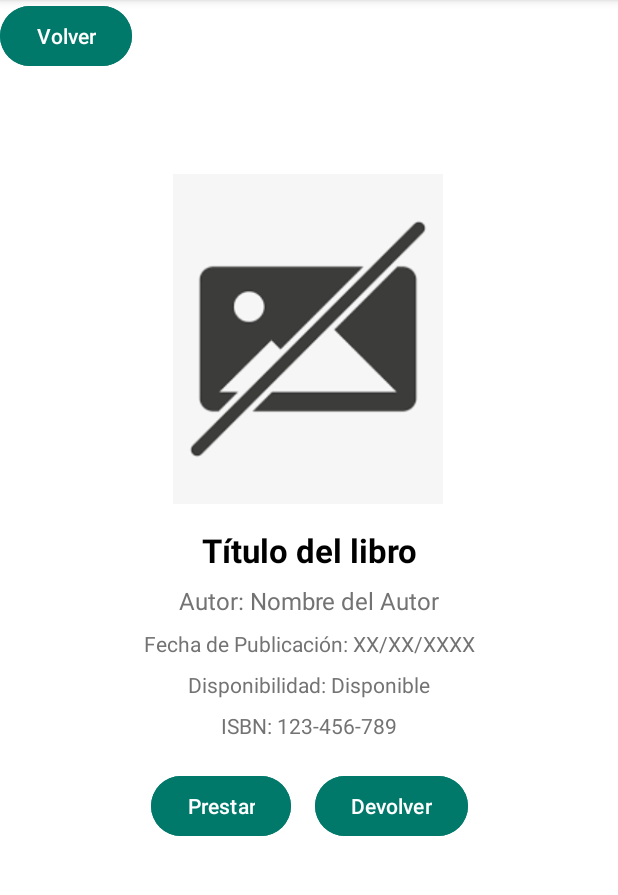
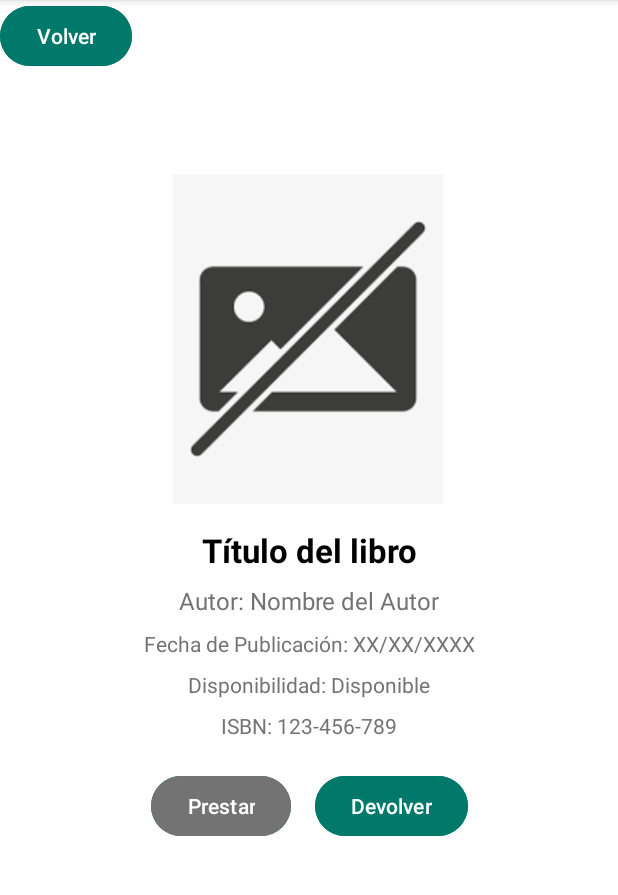
Before and after one commit to Semperz/BiblioTeisProject, an Android app: the BookDetailActivity screen opened directly, with no data from a screen before it, on a phone screen of 412 x 824 dp, the part 96-991 px from its top. Run offline under Robolectric (Android 15) with nearby library versions, the phone set to English and light mode, and no system bars; 6 statements that could not run were skipped.

Commit message:
feat(AvailableBooks.java): buttons updater

```diff
--- a/app/src/main/java/com/example/biblioteisproject/AvailableBooks/AvailableBooks.java
+++ b/app/src/main/java/com/example/biblioteisproject/AvailableBooks/AvailableBooks.java
@@ -11,6 +11,7 @@ import androidx.lifecycle.ViewModelProvider;
 import androidx.recyclerview.widget.LinearLayoutManager;
 import androidx.recyclerview.widget.RecyclerView;
 
+import com.example.biblioteisproject.API.models.User;
 import com.example.biblioteisproject.R;
 import com.example.biblioteisproject.menu.MenuWindow;
 import com.google.android.material.textfield.TextInputEditText;
@@ -52,11 +53,6 @@ public class AvailableBooks extends AppCompatActivity {
 
 
 
-
-
-
-
-
     private void initializeViews() {
         tvTitle = findViewById(R.id.tvTitle);
         etBuscarTitulo = findViewById(R.id.etBuscarTitulo);
--- a/app/src/main/java/com/example/biblioteisproject/AvailableBooks/BooksListAdapter.java
+++ b/app/src/main/java/com/example/biblioteisproject/AvailableBooks/BooksListAdapter.java
@@ -9,6 +9,7 @@ import androidx.annotation.NonNull;
 import androidx.recyclerview.widget.RecyclerView;
 
 import com.example.biblioteisproject.API.models.Book;
+import com.example.biblioteisproject.API.models.User;
 import com.example.biblioteisproject.R;
 import com.example.biblioteisproject.details.BookDetailActivity;
 
--- a/app/src/main/java/com/example/biblioteisproject/details/BookDetailActivity.java
+++ b/app/src/main/java/com/example/biblioteisproject/details/BookDetailActivity.java
@@ -1,33 +1,47 @@
 package com.example.biblioteisproject.details;
 
-import android.content.Intent;
+import android.annotation.SuppressLint;
 import android.os.Bundle;
 import android.widget.Button;
 import android.widget.ImageView;
 import android.widget.TextView;
+import android.widget.Toast;
 
 import androidx.appcompat.app.AppCompatActivity;
 
 import com.example.biblioteisproject.API.models.Book;
-import com.example.biblioteisproject.AvailableBooks.AvailableBooks;
+import com.example.biblioteisproject.API.models.User;
+import com.example.biblioteisproject.API.repository.BookLendingRepository;
 import com.example.biblioteisproject.R;
 
 public class BookDetailActivity extends AppCompatActivity {
 
     ImageView ImgLibro;
-    TextView tvTitle, tvAutor, tvFechaPubli, tvDisponibilidad,tvISBN;
+    TextView tvTitle, tvAutor, tvFechaPubli, tvDisponibilidad, tvISBN;
     Button btnPrestar, btnVolver, btnDevolver;
+    Book book;
+    User user;
+    BookLendingRepository bookLendingRepository;
 
     @Override
     protected void onCreate(Bundle savedInstanceState) {
         super.onCreate(savedInstanceState);
         setContentView(R.layout.activity_book_detail);
+
         inicializer();
         putData();
+        updateUI();
 
-        btnVolver.setOnClickListener(view -> {
-            finish();
-        });
+/*        // Botón para prestar el libro
+        btnPrestar.setOnClickListener(view -> lendBook());
+
+        // Botón para devolver el libro
+        btnDevolver.setOnClickListener(view -> returnBook());*/
+
+        // Botón para volver
+        btnVolver.setOnClickListener(view -> finish());
+
+
     }
 
     protected void inicializer() {
@@ -40,10 +54,13 @@ public class BookDetailActivity extends AppCompatActivity {
         btnPrestar = findViewById(R.id.btnPrestar);
         btnDevolver = findViewById(R.id.btnDevolver);
         btnVolver = findViewById(R.id.btnVolver);
+        bookLendingRepository = new BookLendingRepository();
     }
 
     protected void putData() {
-        Book book = (Book) getIntent().getSerializableExtra("book");
+        book = (Book) getIntent().getSerializableExtra("book");
+        user = (User) getIntent().getSerializableExtra("user");
+
         ImgLibro.setImageResource(R.drawable.imagen_no_disponible);
         tvTitle.setText(book.getTitle());
         tvAutor.setText(book.getAuthor());
@@ -53,4 +70,48 @@ public class BookDetailActivity extends AppCompatActivity {
     }
 
 
+    @SuppressLint("UseCompatLoadingForColorStateLists")
+    protected void updateUI() {
+        boolean available = book.isAvailable();
+
+        if (available) {
+            btnPrestar.setEnabled(true);
+            btnDevolver.setEnabled(false);
+            btnDevolver.setBackgroundTintList(getResources().getColorStateList(R.color.gray));
+        } else {
+            btnDevolver.setEnabled(true);
+            btnPrestar.setEnabled(false);
+            btnPrestar.setBackgroundTintList(getResources().getColorStateList(R.color.gray));
+        }
+
+    }
+
+    /** 🔹 Prestar un libro *//*
+    protected void lendBook() {
+        bookLendingRepository.lendBook(user.getId(), book.getId(), (response) -> {
+
+            if (response) {
+                Toast.makeText(this, "Libro prestado con éxito", Toast.LENGTH_SHORT).show();
+                book.setAvailable(false);
+                updateUI();
+            } else {
+                Toast.makeText(this, "Error al prestar el libro", Toast.LENGTH_SHORT).show();
+            }
+        });
+    }
+
+    *//** 🔹 Devolver un libro *//*
+    protected void returnBook() {
+        bookLendingRepository.returnBook(book.getId(), (response) -> {
+            runOnUiThread(() -> {
+                if (response) {
+                    Toast.makeText(this, "Libro devuelto con éxito", Toast.LENGTH_SHORT).show();
+                    book.setAvailable(true);
+                    updateUI();
+                } else {
+                    Toast.makeText(this, "Error al devolver el libro", Toast.LENGTH_SHORT).show();
+                }
+            });
+        });
+    }*/
 }
--- a/app/src/main/res/layout/activity_book_detail.xml
+++ b/app/src/main/res/layout/activity_book_detail.xml
@@ -98,10 +98,10 @@
             android:id="@+id/btnPrestar"
             android:layout_width="wrap_content"
             android:layout_height="wrap_content"
+            android:layout_marginEnd="16dp"
             android:backgroundTint="@color/teal_700"
             android:text="Prestar"
-            android:textColor="@android:color/white"
-            android:layout_marginEnd="16dp" />
+            android:textColor="@android:color/white" />
 
         <Button
             android:id="@+id/btnDevolver"
@@ -121,6 +121,6 @@
         tools:layout_editor_absoluteY="16dp"
         android:textColor="@android:color/white"
         android:backgroundTint="@color/teal_700"
-        />
+        tools:ignore="MissingConstraints" />
 
 </androidx.constraintlayout.widget.ConstraintLayout>
```
